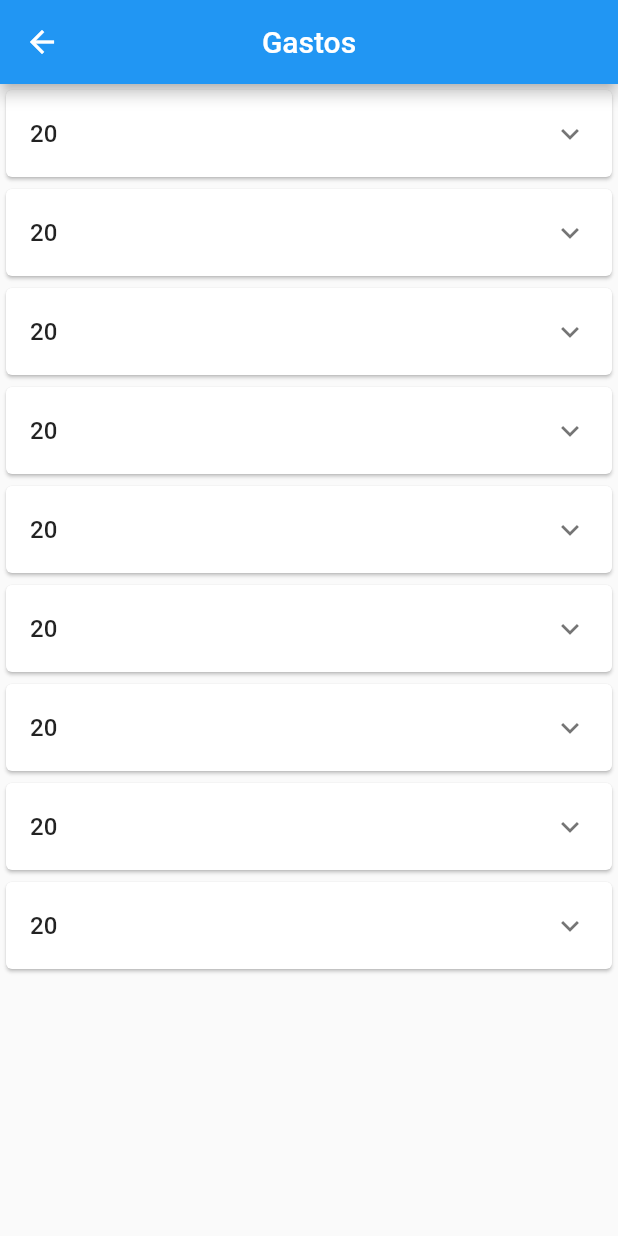
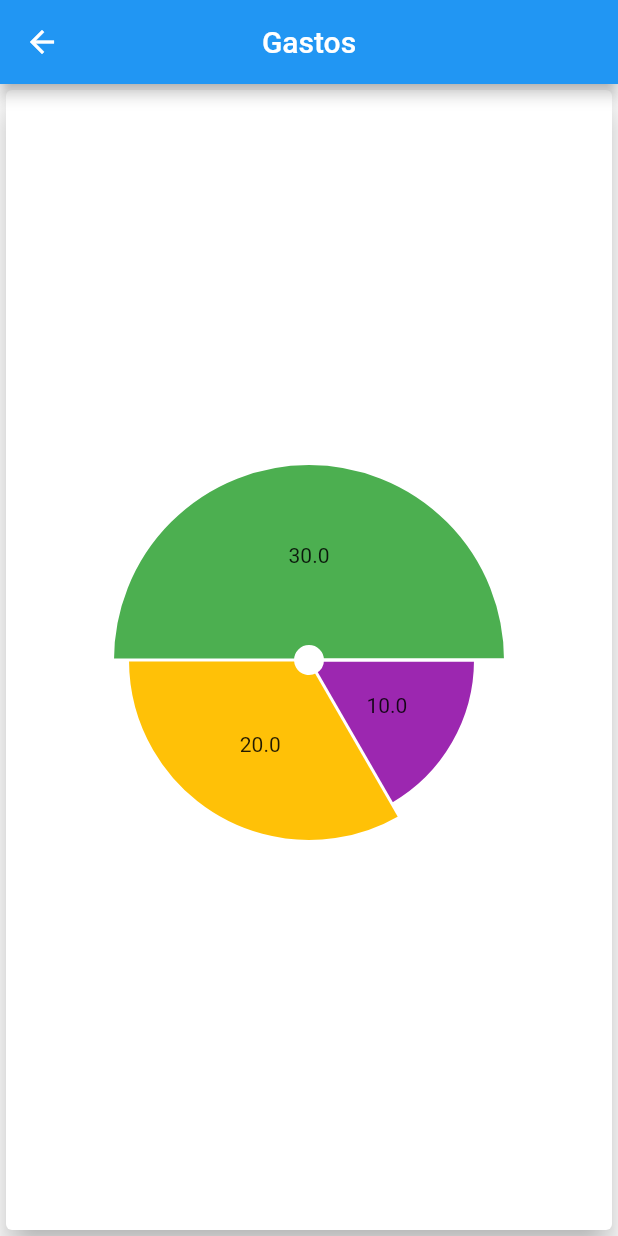
Before and after one commit to PRCaio/blue-open, a Flutter app: the DetailPage screen opened directly, on a phone screen of 412 x 824 dp. Run offline on Flutter 3.47's test engine with Material 2 defaults, Android fonts, the phone set to English and light mode, and no system bars; drawn by our look-alikes of fl_chart.

Commit message:
update package

```diff
--- a/lib/src/pages/detail/detail_page.dart
+++ b/lib/src/pages/detail/detail_page.dart
@@ -35,46 +35,34 @@ class _DetailPageState extends State<DetailPage> {
         centerTitle: true,
         title: const Text('Gastos'),
       ),
-      body: SingleChildScrollView(
-        child: Padding(
-          padding: const EdgeInsets.symmetric(horizontal: 0.0),
-          child: ListView.builder(
-            scrollDirection: Axis.vertical,
-            shrinkWrap: true,
-            physics: const BouncingScrollPhysics(),
-            itemCount: monthModel.length,
-            itemBuilder: (BuildContext context, int index) {
-              return _buildPlayerModelList(monthModel[index]);
-            },
-          ),
-        ),
-      ),
+      body: _buildPlayerModelList(),
     );
   }
 
-  Widget _buildPlayerModelList(int items) {
-    Random random = Random();
-    int randomNumber = random.nextInt(100);
-    items = randomNumber;
-    final DateTime now = DateTime.now();
-    final DateFormat formatter = DateFormat('MMMM');
-    final String formatted = formatter.format(now);
-    // log(formatted.toString());
+  Widget _buildPlayerModelList() {
+    // Random random = Random();
+    // int randomNumber = random.nextInt(100);
+    // items = randomNumber;
+    // final DateTime now = DateTime.now();
+    // final DateFormat formatter = DateFormat('MMMM');
+    // final String formatted = formatter.format(now);
+    // // log(formatted.toString());
 
     return Card(
-      child: ExpansionTile(
-        title: Text(
-          items.toString(),
-          style: const TextStyle(fontSize: 16.0, fontWeight: FontWeight.w500),
+      elevation: 9,
+      child: PieChart(
+        PieChartData(
+          centerSpaceRadius: 10,
+          borderData: FlBorderData(show: true),
+          pieTouchData: PieTouchData(enabled: true),
+          sections: [
+            PieChartSectionData(value: 10, color: Colors.purple, radius: 100),
+            PieChartSectionData(value: 20, color: Colors.amber, radius: 110),
+            PieChartSectionData(value: 30, color: Colors.green, radius: 120)
+          ],
         ),
-        children: [
-          ListTile(
-            title: Text(
-              items.toString(),
-              style: const TextStyle(fontWeight: FontWeight.w700),
-            ),
-          )
-        ],
+        swapAnimationDuration: const Duration(milliseconds: 150), // Optional
+        swapAnimationCurve: Curves.linear, // Optional
       ),
     );
   }
```
